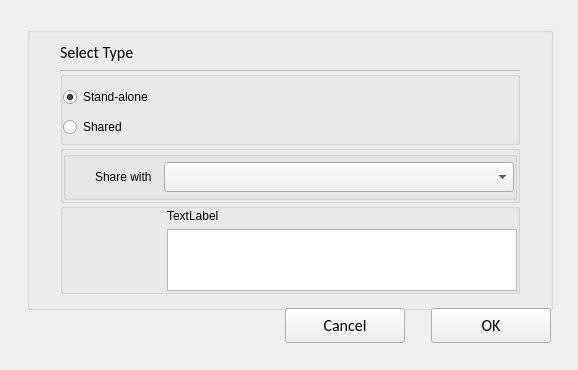
This is opensyde_tool/src/system_definition/node_edit/datapools/C_SdNdeDpSelectorAddWidget.ui in openSYDE/openSYDE as Qt 5 draws it before an edit. The edited form follows.
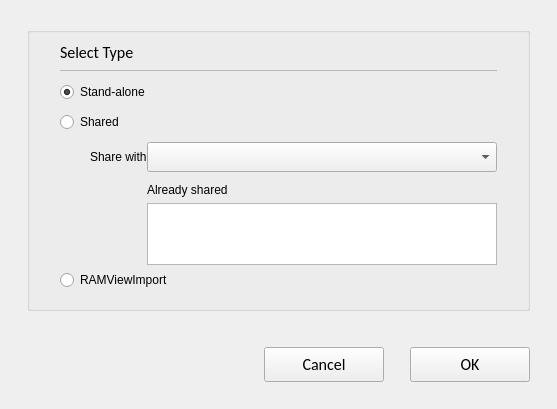
This is the edited form. Custom widgets are drawn as their Qt base class.

What changed in the file:
```diff
--- a/opensyde_tool/src/system_definition/node_edit/datapools/C_SdNdeDpSelectorAddWidget.ui
+++ b/opensyde_tool/src/system_definition/node_edit/datapools/C_SdNdeDpSelectorAddWidget.ui
@@ -6,28 +6,10 @@
    <rect>
     <x>0</x>
     <y>0</y>
-    <width>578</width>
-    <height>370</height>
+    <width>551</width>
+    <height>409</height>
    </rect>
   </property>
-  <property name="sizePolicy">
-   <sizepolicy hsizetype="Fixed" vsizetype="Fixed">
-    <horstretch>0</horstretch>
-    <verstretch>0</verstretch>
-   </sizepolicy>
-  </property>
-  <property name="minimumSize">
-   <size>
-    <width>573</width>
-    <height>370</height>
-   </size>
-  </property>
-  <property name="maximumSize">
-   <size>
-    <width>578</width>
-    <height>394</height>
-   </size>
-  </property>
   <property name="windowTitle">
    <string>C_SdNdeDpSelectorAddWidget</string>
   </property>
@@ -63,7 +45,10 @@
        <number>13</number>
       </property>
       <item>
-       <layout class="QVBoxLayout" name="verticalLayout_7">
+       <layout class="QVBoxLayout" name="verticalLayout_3">
+        <property name="spacing">
+         <number>0</number>
+        </property>
         <item>
          <layout class="QHBoxLayout" name="horizontalLayout_14">
           <property name="spacing">
@@ -101,14 +86,23 @@
          </layout>
         </item>
         <item>
-         <layout class="QHBoxLayout" name="horizontalLayout_6">
-          <item>
-           <layout class="QVBoxLayout" name="verticalLayout_5" stretch="0,0,0,1">
-            <property name="spacing">
-             <number>0</number>
-            </property>
+         <spacer name="verticalSpacer_2">
+          <property name="orientation">
+           <enum>Qt::Vertical</enum>
+          </property>
+          <property name="sizeType">
+           <enum>QSizePolicy::Fixed</enum>
+          </property>
+          <property name="sizeHint" stdset="0">
+           <size>
+            <width>20</width>
+            <height>6</height>
+           </size>
+          </property>
+         </spacer>
+        </item>
             <item>
-             <layout class="QHBoxLayout" name="horizontalLayout_20" stretch="1">
+         <layout class="QHBoxLayout" name="horizontalLayout_2" stretch="0">
               <property name="spacing">
                <number>0</number>
               </property>
@@ -119,7 +113,7 @@
                <number>0</number>
               </property>
               <item>
-               <widget class="stw::opensyde_gui_elements::C_OgeFraSeparator" name="frame_2">
+           <widget class="stw::opensyde_gui_elements::C_OgeFraSeparator" name="frame">
                 <property name="minimumSize">
                  <size>
                   <width>0</width>
@@ -143,26 +137,21 @@
              </layout>
             </item>
             <item>
-             <widget class="stw::opensyde_gui_elements::C_OgeGbxTransparent" name="pc_GroupTypeSelection">
-              <property name="title">
-               <string/>
-              </property>
-              <layout class="QVBoxLayout" name="verticalLayout_26">
-               <property name="spacing">
-                <number>0</number>
-               </property>
-               <property name="leftMargin">
-                <number>0</number>
-               </property>
-               <property name="topMargin">
-                <number>5</number>
-               </property>
-               <property name="rightMargin">
-                <number>0</number>
-               </property>
-               <property name="bottomMargin">
-                <number>0</number>
-               </property>
+         <spacer name="verticalSpacer">
+          <property name="orientation">
+           <enum>Qt::Vertical</enum>
+          </property>
+          <property name="sizeType">
+           <enum>QSizePolicy::Fixed</enum>
+          </property>
+          <property name="sizeHint" stdset="0">
+           <size>
+            <width>20</width>
+            <height>6</height>
+           </size>
+          </property>
+         </spacer>
+        </item>
                <item>
                 <widget class="stw::opensyde_gui_elements::C_OgeRabProperties" name="pc_RadioButtonStandAlone">
                  <property name="minimumSize">
@@ -202,48 +191,17 @@
                  <property name="text">
                   <string>Shared</string>
                  </property>
-                </widget>
-               </item>
-              </layout>
+          <attribute name="buttonGroup">
+           <string notr="true">buttonGroup</string>
+          </attribute>
              </widget>
             </item>
             <item>
-             <widget class="stw::opensyde_gui_elements::C_OgeGbxTransparent" name="pc_ApplicationGroup">
-              <property name="title">
-               <string/>
-              </property>
-              <layout class="QVBoxLayout" name="verticalLayout_25">
+         <layout class="QGridLayout" name="gridLayout" rowstretch="0,0,0,1" columnstretch="0,0,1">
                <property name="spacing">
-                <number>6</number>
-               </property>
-               <property name="leftMargin">
                 <number>0</number>
                </property>
-               <property name="topMargin">
-                <number>0</number>
-               </property>
-               <property name="rightMargin">
-                <number>0</number>
-               </property>
-               <property name="bottomMargin">
-                <number>0</number>
-               </property>
-               <item>
-                <widget class="stw::opensyde_gui_elements::C_OgeGbxTransparent" name="pc_GroupBoxSharedDatapool">
-                 <layout class="QHBoxLayout" name="horizontalLayout_11" stretch="0,1,0">
-                  <property name="leftMargin">
-                   <number>29</number>
-                  </property>
-                  <property name="topMargin">
-                   <number>0</number>
-                  </property>
-                  <property name="rightMargin">
-                   <number>0</number>
-                  </property>
-                  <property name="bottomMargin">
-                   <number>0</number>
-                  </property>
-                  <item>
+          <item row="1" column="1">
                    <widget class="stw::opensyde_gui_elements::C_OgeLabGroupItem" name="pc_LabelSharedDatapool">
                     <property name="minimumSize">
                      <size>
@@ -262,20 +220,29 @@
                     </property>
                    </widget>
                   </item>
-                  <item>
-                   <spacer name="horizontalSpacer_8">
-                    <property name="orientation">
-                     <enum>Qt::Horizontal</enum>
-                    </property>
-                    <property name="sizeHint" stdset="0">
+          <item row="3" column="2">
+           <widget class="stw::opensyde_gui::C_SdNdeDpSelectorAddListWidget" name="pc_ListWidgetSharedDatapoolInfo">
+            <property name="sizePolicy">
+             <sizepolicy hsizetype="Fixed" vsizetype="Expanding">
+              <horstretch>0</horstretch>
+              <verstretch>0</verstretch>
+             </sizepolicy>
+            </property>
+            <property name="minimumSize">
                      <size>
-                      <width>40</width>
-                      <height>1</height>
-                     </size>
-                    </property>
-                   </spacer>
-                  </item>
-                  <item>
+              <width>350</width>
+              <height>62</height>
+             </size>
+            </property>
+            <property name="maximumSize">
+             <size>
+              <width>16777215</width>
+              <height>62</height>
+             </size>
+            </property>
+           </widget>
+          </item>
+          <item row="1" column="2">
                    <widget class="stw::opensyde_gui_elements::C_OgeCbxText" name="pc_ComboBoxSharedDatapool">
                     <property name="minimumSize">
                      <size>
@@ -285,7 +252,7 @@
                     </property>
                     <property name="maximumSize">
                      <size>
-                      <width>350</width>
+              <width>16777215</width>
                       <height>30</height>
                      </size>
                     </property>
@@ -297,99 +264,52 @@
                     </property>
                    </widget>
                   </item>
-                 </layout>
-                </widget>
-               </item>
-              </layout>
-             </widget>
-            </item>
-            <item>
-             <widget class="stw::opensyde_gui_elements::C_OgeGbxTransparent" name="pc_GroupBoxSharedDatapoolInfo">
-              <layout class="QHBoxLayout" name="horizontalLayout_12" stretch="1,0">
-               <property name="spacing">
-                <number>0</number>
-               </property>
-               <property name="leftMargin">
-                <number>0</number>
-               </property>
-               <property name="topMargin">
-                <number>0</number>
-               </property>
-               <property name="rightMargin">
-                <number>0</number>
-               </property>
-               <property name="bottomMargin">
-                <number>0</number>
-               </property>
-               <item>
-                <spacer name="horizontalSpacer_9">
-                 <property name="orientation">
-                  <enum>Qt::Horizontal</enum>
-                 </property>
-                 <property name="sizeType">
-                  <enum>QSizePolicy::Fixed</enum>
-                 </property>
-                 <property name="sizeHint" stdset="0">
-                  <size>
-                   <width>104</width>
-                   <height>1</height>
-                  </size>
-                 </property>
-                </spacer>
-               </item>
-               <item>
-                <widget class="QWidget" name="widget_2" native="true">
-                 <layout class="QVBoxLayout" name="verticalLayout_2" stretch="0,1">
-                  <property name="leftMargin">
-                   <number>0</number>
-                  </property>
-                  <property name="topMargin">
-                   <number>0</number>
-                  </property>
-                  <property name="rightMargin">
-                   <number>0</number>
-                  </property>
-                  <property name="bottomMargin">
-                   <number>0</number>
-                  </property>
-                  <item>
+          <item row="2" column="2">
                    <widget class="stw::opensyde_gui_elements::C_OgeLabGroupItem" name="pc_LabelSharedDatapoolInfo">
                     <property name="text">
-                     <string>TextLabel</string>
-                    </property>
-                   </widget>
+             <string>Already shared</string>
+            </property>
+           </widget>
+          </item>
+          <item row="1" column="0">
+           <spacer name="horizontalSpacer_2">
+            <property name="orientation">
+             <enum>Qt::Horizontal</enum>
+            </property>
+            <property name="sizeType">
+             <enum>QSizePolicy::Fixed</enum>
+            </property>
+            <property name="sizeHint" stdset="0">
+             <size>
+              <width>30</width>
+              <height>20</height>
+             </size>
+            </property>
+           </spacer>
+          </item>
+         </layout>
                   </item>
                   <item>
-                   <widget class="stw::opensyde_gui::C_SdNdeDpSelectorAddListWidget" name="pc_ListWidgetSharedDatapoolInfo">
-                    <property name="sizePolicy">
-                     <sizepolicy hsizetype="Fixed" vsizetype="Expanding">
-                      <horstretch>0</horstretch>
-                      <verstretch>0</verstretch>
-                     </sizepolicy>
-                    </property>
+         <widget class="stw::opensyde_gui_elements::C_OgeRabProperties" name="pc_RadiButtonRamViewImport">
                     <property name="minimumSize">
                      <size>
-                      <width>350</width>
-                      <height>62</height>
+            <width>0</width>
+            <height>30</height>
                      </size>
                     </property>
                     <property name="maximumSize">
                      <size>
-                      <width>350</width>
-                      <height>62</height>
-                     </size>
-                    </property>
-                   </widget>
-                  </item>
-                 </layout>
-                </widget>
-               </item>
-              </layout>
-             </widget>
-            </item>
-           </layout>
-          </item>
-         </layout>
+            <width>16777215</width>
+            <height>30</height>
+           </size>
+          </property>
+          <property name="text">
+           <string>RAMViewImport</string>
+          </property>
+          <attribute name="buttonGroup">
+           <string notr="true">buttonGroup</string>
+          </attribute>
+         </widget>
         </item>
        </layout>
       </item>
@@ -551,12 +471,6 @@
    <extends>QComboBox</extends>
    <header>C_OgeCbxText.hpp</header>
   </customwidget>
-  <customwidget>
-   <class>stw::opensyde_gui_elements::C_OgeGbxTransparent</class>
-   <extends>QGroupBox</extends>
-   <header>C_OgeGbxTransparent.hpp</header>
-   <container>1</container>
-  </customwidget>
   <customwidget>
    <class>stw::opensyde_gui_elements::C_OgeRabProperties</class>
    <extends>QRadioButton</extends>
```
Left out of the diff: 10 changed lines with no effect on the pictures. Lines whose indentation alone changed are shown as unchanged.
